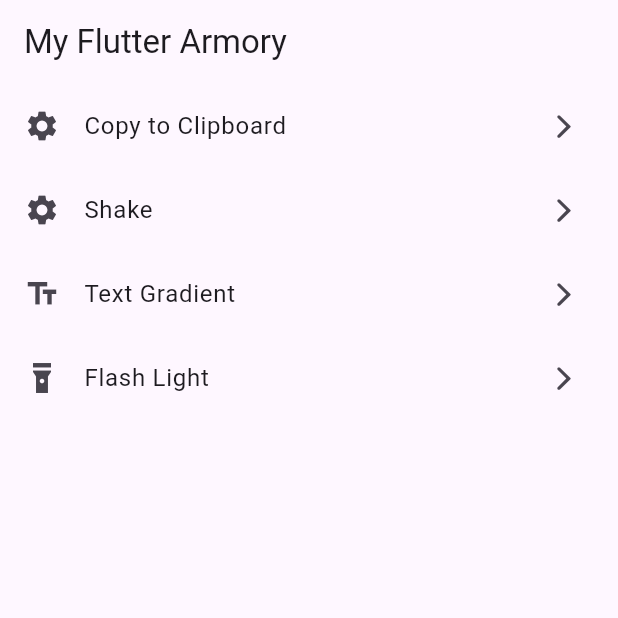
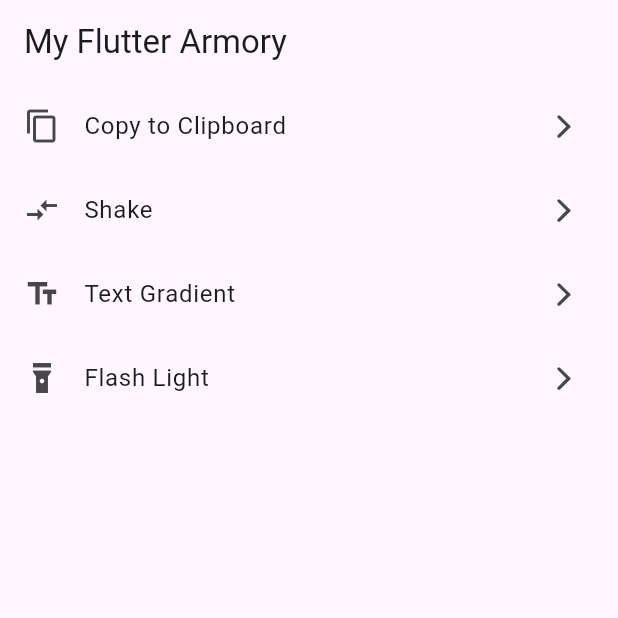
Before and after one commit to hveitia/flutter_armory_hv, a Flutter app: the screen it shows after launch, on a phone screen of 412 x 824 dp, the top half of it. Run offline on Flutter 3.47's test engine with Material 3 defaults, Android fonts, the phone set to English and light mode, and no system bars; our stand-ins replace flutter_modular; missing offline and left inert: clipboard, shake_gesture, torch_light.

Commit message:
Change menu icons...

```diff
--- a/lib/_children/menu/presenter/page/page.dart
+++ b/lib/_children/menu/presenter/page/page.dart
@@ -22,7 +22,7 @@
         child: ListView(
           children: [
             ListTile(
-              leading: const Icon(Icons.settings),
+              leading: const Icon(Icons.copy_outlined),
               title: const Text('Copy to Clipboard'),
               trailing: const Icon(CupertinoIcons.chevron_forward),
               onTap: () {
@@ -30,7 +30,7 @@
               },
             ),
             ListTile(
-              leading: const Icon(Icons.settings),
+              leading: const Icon(Icons.compare_arrows_outlined),
               title: const Text('Shake'),
               trailing: const Icon(CupertinoIcons.chevron_forward),
               onTap: () {
```
